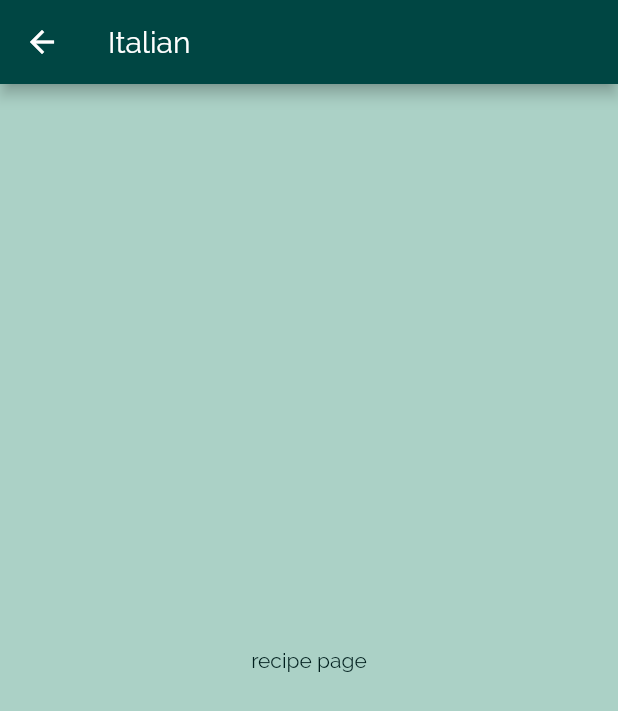
After one commit to gauravbharat/max-deli-meals, a Flutter app: the screen it shows after launch, after a tap on "Italian", on a phone screen of 412 x 824 dp. The commit adds this screen. Shown: the top 711 px of the screen. Run offline on Flutter 3.47's test engine with Material 2 defaults, Android fonts, the phone set to English and light mode, and no system bars.

Commit message:
using material page route to go to category meals page

```diff
--- a/lib/pages/categories_page.dart
+++ b/lib/pages/categories_page.dart
@@ -21,6 +21,7 @@ class CategoriesPage extends StatelessWidget {
         children: DUMMY_CATEGORIES
             .map(
               (catData) => CategoryItem(
+                id: catData.id,
                 title: catData.title,
                 colour: catData.color,
               ),
--- /dev/null
+++ b/lib/pages/category_meals_page.dart
@@ -0,0 +1,20 @@
+import 'package:flutter/material.dart';
+
+class CategoryMealsPage extends StatelessWidget {
+  final String categoryId;
+  final String categoryTitle;
+
+  CategoryMealsPage(this.categoryId, this.categoryTitle);
+
+  @override
+  Widget build(BuildContext context) {
+    return Scaffold(
+      appBar: AppBar(
+        title: Text(categoryTitle),
+      ),
+      body: Center(
+        child: Text('recipe page'),
+      ),
+    );
+  }
+}
--- a/lib/widgets/category_item.dart
+++ b/lib/widgets/category_item.dart
@@ -1,14 +1,29 @@
+import 'package:deli/pages/category_meals_page.dart';
 import 'package:flutter/material.dart';
 
 class CategoryItem extends StatelessWidget {
+  final String id;
   final String title;
   final Color colour;
 
-  const CategoryItem({@required this.title, @required this.colour});
+  const CategoryItem(
+      {@required this.id, @required this.title, @required this.colour});
+
+  void selectCategory(BuildContext context) {
+    Navigator.of(context).push(
+      MaterialPageRoute(builder: (_) {
+        return CategoryMealsPage(id, title);
+      }),
+    );
+  }
 
   @override
   Widget build(BuildContext context) {
-    return Container(
+    return InkWell(
+      onTap: () => selectCategory(context),
+      splashColor: Theme.of(context).primaryColor,
+      borderRadius: BorderRadius.circular(15.0),
+      child: Container(
         padding: const EdgeInsets.all(15),
         child: Text(
           title,
@@ -22,6 +37,7 @@ class CategoryItem extends StatelessWidget {
             end: Alignment.bottomRight,
           ),
         ),
+      ),
     );
   }
 }
```
Lines whose indentation alone changed are shown as unchanged.
